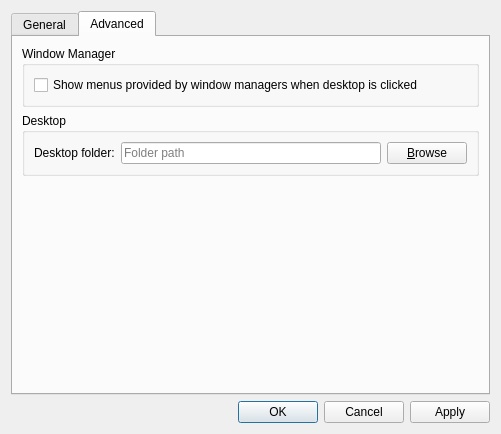
This is pcmanfm/desktop-preferences.ui in lubuntu-team/pavucontrol-qt-packaging as Qt 5 draws it before an edit. The edited form follows.
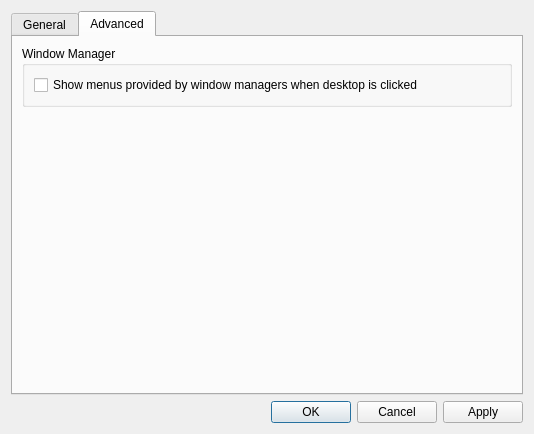
This is the edited form. The open tabs and pages were chosen to show the change. Custom widgets are drawn as their Qt base class.

What changed in the file:
```diff
--- a/pcmanfm/desktop-preferences.ui
+++ b/pcmanfm/desktop-preferences.ui
@@ -6,7 +6,7 @@
    <rect>
     <x>0</x>
     <y>0</y>
-    <width>501</width>
+    <width>534</width>
     <height>434</height>
    </rect>
   </property>
@@ -236,42 +236,6 @@
          </layout>
         </widget>
        </item>
-       <item>
-        <widget class="QGroupBox" name="groupBox_3">
-         <property name="title">
-          <string>Desktop</string>
-         </property>
-         <layout class="QHBoxLayout" name="horizontalLayout_4">
-          <item>
-           <widget class="QLabel" name="label_7">
-            <property name="text">
-             <string>Desktop folder:</string>
-            </property>
-           </widget>
-          </item>
-          <item>
-           <widget class="QLineEdit" name="desktopFolder">
-            <property name="toolTip">
-             <string>Image file</string>
-            </property>
-            <property name="statusTip">
-             <string/>
-            </property>
-            <property name="placeholderText">
-             <string>Folder path</string>
-            </property>
-           </widget>
-          </item>
-          <item>
-           <widget class="QPushButton" name="browseDesktopFolder">
-            <property name="text">
-             <string>&amp;Browse</string>
-            </property>
-           </widget>
-          </item>
-         </layout>
-        </widget>
-       </item>
        <item>
         <spacer name="verticalSpacer">
          <property name="orientation">
```
Left out of the diff: 2 changed lines with no effect on the pictures.
